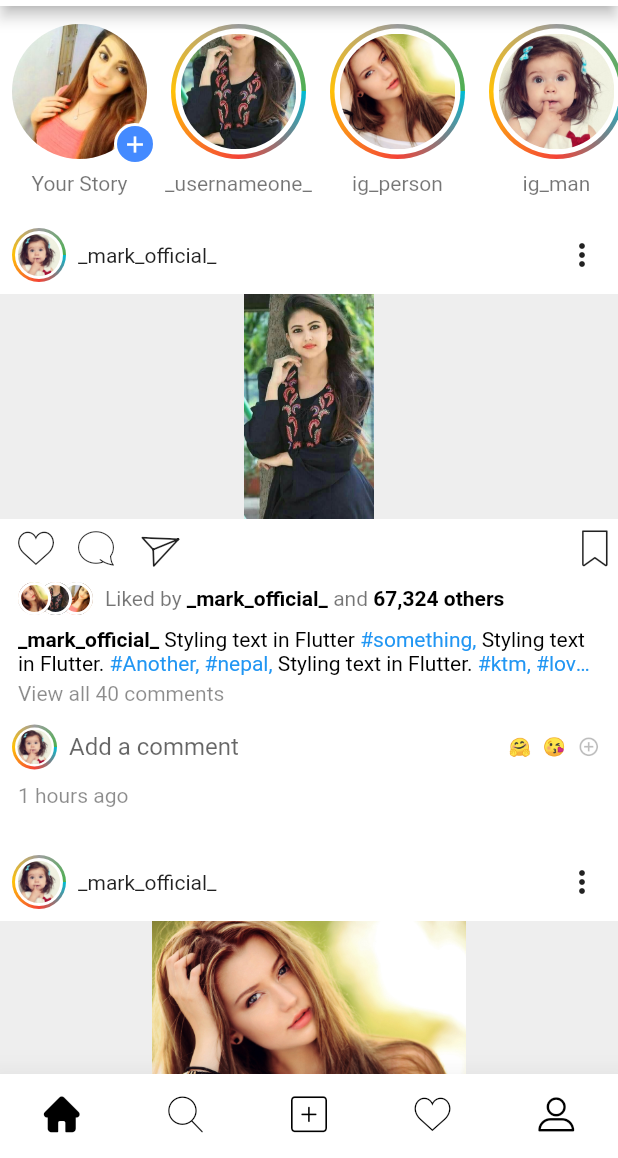
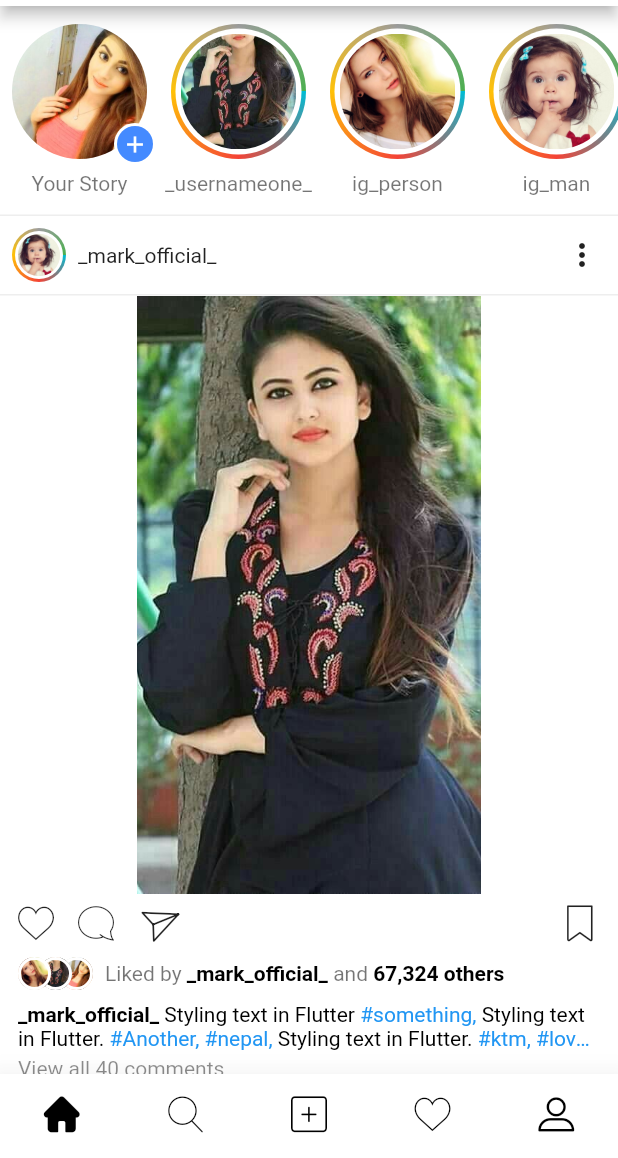
Before and after one commit to koiralapankaj7/instagramClone_flutter, a Flutter app: the screen it shows after launch, on a phone screen of 412 x 824 dp, the part 78-1236 px from its top. Run offline on Flutter 3.47's test engine with Material 2 defaults, Android fonts, the phone set to English and light mode, and no system bars; our stand-ins replace font_awesome_flutter.

Commit message:
home page semi comlete

```diff
--- a/lib/src/widgets/home_body.dart
+++ b/lib/src/widgets/home_body.dart
@@ -61,13 +61,19 @@ class _HomeBodyState extends State<HomeBody> {
         // Single or collection of images
         Container(
           constraints: BoxConstraints(
-            maxHeight: 150.0, // changed to 400
-            minHeight: 150.0, // changed to 200
+            maxHeight: 400.0, // changed to 400
+            minHeight: 200.0, // changed to 200
             maxWidth: double.infinity,
             minWidth: double.infinity,
           ),
           decoration: BoxDecoration(
-            color: Colors.grey[200],
+            //color: Colors.white,
+            border: Border(
+              top: BorderSide(
+                color: Colors.grey[200],
+                width: 1.0,
+              ),
+            ),
           ),
           child: Image.asset(UIImageData.storiesList[index]),
         ),
@@ -86,6 +92,7 @@ class _HomeBodyState extends State<HomeBody> {
             ),
             Expanded(child: SizedBox()),
             Icon(CustomIcons.bookmark_lineal),
+            SizedBox(width: 10.0), // For padding
           ],
         ),
         SizedBox(height: 10.0), // For padding
--- a/lib/src/widgets/stories.dart
+++ b/lib/src/widgets/stories.dart
@@ -7,6 +7,14 @@ class Stories extends StatelessWidget {
   Widget build(BuildContext context) {
     return Container(
       height: 140.0,
+      decoration: BoxDecoration(
+        border: Border(
+          bottom: BorderSide(
+            color: Colors.grey[200],
+            width: 1.0,
+          ),
+        ),
+      ),
       child: ListView.builder(
         itemCount: UIImageData.storiesList.length,
         scrollDirection: Axis.horizontal,
```
